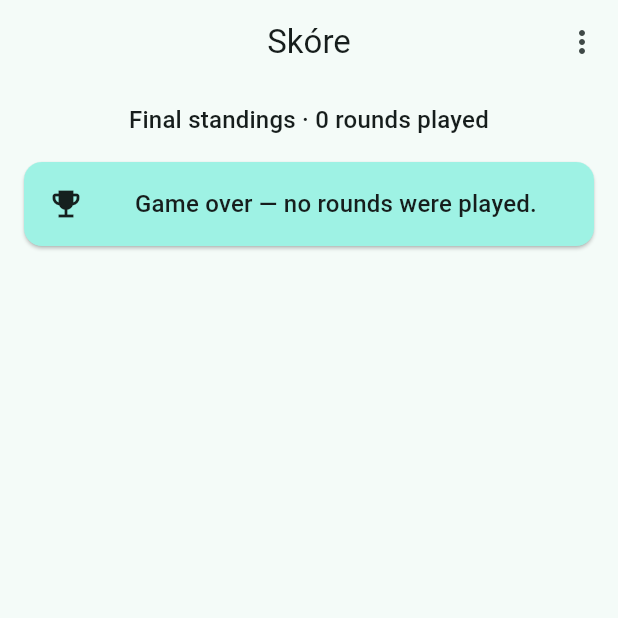
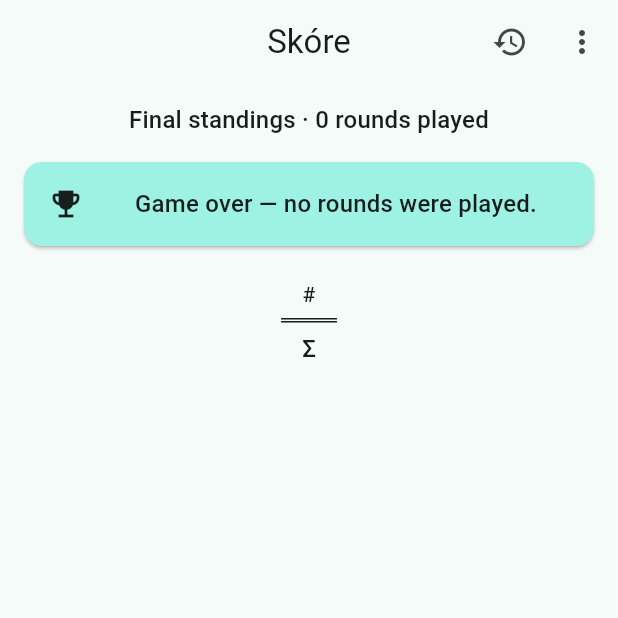
Before and after one commit to gauron99/skore, a Flutter app: the ScoreboardScreen screen opened directly with empty values, on a phone screen of 412 x 824 dp, the top half of it. Run offline on Flutter 3.47's test engine with Material 3 defaults, Android fonts, the phone set to English and light mode, and no system bars; our stand-ins replace shared_preferences; accounts and stored records are empty.

Commit message:
Game history with archive, delete, and paper-style final sheet
- AppData: current game + archived history, one skore.data blob;
  legacy skore.game blobs migrate on load and are cleaned on save
- 'New game' archives the finished (or abandoned -> marked ended)
  game instead of discarding it; Game gains startedAt for the list
- Past games screen (history icon on setup + scoreboard): newest
  first with date/rounds/totals/winner, tap for full standings,
  per-game delete, and 'Delete all data' (wipes history + current)
- Final standings: paper-style score sheet — every round in play
  order, a double rule, then the bold sums (Σ row)
- Tests: 31 total (AppData/GameStore unit tests incl. migration,
  archive+history+delete-all widget flow, paper-sheet assertions)

Co-Authored-By: Claude Fable 5 <noreply@anthropic.com>

```diff
--- a/lib/data/game.dart
+++ b/lib/data/game.dart
@@ -9,7 +9,9 @@ class Game {
     this.targetRounds,
     this.lowestWins = false,
     this.endedManually = false,
-  }) : rounds = rounds ?? [];
+    DateTime? startedAt,
+  })  : rounds = rounds ?? [],
+        startedAt = startedAt ?? DateTime.now();
 
   /// Player names in seating order. Fixed for the lifetime of a game.
   final List<String> players;
@@ -25,6 +27,9 @@ class Game {
 
   /// Set when an open-ended game is ended with the "End game" action.
   bool endedManually;
+
+  /// When the game was created; shown in the past-games list.
+  final DateTime startedAt;
 
   bool get isOver =>
       endedManually || (targetRounds != null && rounds.length >= targetRounds!);
@@ -94,6 +99,7 @@ class Game {
         'targetRounds': targetRounds,
         'lowestWins': lowestWins,
         'endedManually': endedManually,
+        'startedAt': startedAt.toIso8601String(),
       };
 
   factory Game.fromJson(Map<String, dynamic> json) => Game(
@@ -106,5 +112,9 @@ class Game {
         // Missing in blobs saved before the option existed -> highest wins.
         lowestWins: json['lowestWins'] as bool? ?? false,
         endedManually: json['endedManually'] as bool? ?? false,
+        // Blobs from before the field existed fall back to "now".
+        startedAt: json['startedAt'] == null
+            ? null
+            : DateTime.parse(json['startedAt'] as String),
       );
 }
--- a/lib/screens/scoreboard_screen.dart
+++ b/lib/screens/scoreboard_screen.dart
@@ -1,7 +1,6 @@
 import 'package:flutter/material.dart';
 
 import '../data/game.dart';
-import '../data/game_store.dart';
 import '../widgets/round_entry_dialog.dart';
 
 enum _MenuAction { undo, endGame, newGame }
@@ -14,10 +13,16 @@ class ScoreboardScreen extends StatefulWidget {
     super.key,
     required this.game,
     required this.onNewGame,
+    required this.onShowHistory,
+    required this.onPersist,
   });
 
   final Game game;
   final VoidCallback onNewGame;
+  final VoidCallback onShowHistory;
+
+  /// Called after every mutation of [game] so the owner can save it.
+  final Future<void> Function() onPersist;
 
   @override
   State<ScoreboardScreen> createState() => _ScoreboardScreenState();
@@ -36,23 +41,24 @@ class _ScoreboardScreenState extends State<ScoreboardScreen> {
     );
     if (scores == null) return;
     setState(() => game.addRound(scores));
-    await GameStore.save(game);
+    await widget.onPersist();
   }
 
   Future<void> _undoLastRound() async {
     setState(() => game.undoLastRound());
-    await GameStore.save(game);
+    await widget.onPersist();
   }
 
   Future<void> _endGame() async {
     final confirmed = await _confirm('End this game and show final standings?');
     if (!confirmed) return;
     setState(() => game.endedManually = true);
-    await GameStore.save(game);
+    await widget.onPersist();
   }
 
   Future<void> _newGame() async {
-    final confirmed = await _confirm('Discard this game and start a new one?');
+    final confirmed =
+        await _confirm('Archive this game and start a new one?');
     if (!confirmed) return;
     widget.onNewGame();
   }
@@ -97,6 +103,11 @@ class _ScoreboardScreenState extends State<ScoreboardScreen> {
         title: const Text('Skóre'),
         centerTitle: true,
         actions: [
+          IconButton(
+            icon: const Icon(Icons.history),
+            tooltip: 'Past games',
+            onPressed: widget.onShowHistory,
+          ),
           PopupMenuButton<_MenuAction>(
             onSelected: (action) {
               switch (action) {
@@ -251,7 +262,6 @@ class _ScoreboardScreenState extends State<ScoreboardScreen> {
 
   Widget _finalStandings(BuildContext context) {
     final totals = game.totals;
-    final standings = game.standings;
     final winners = game.leaders;
     final winnerNames = winners.map((i) => game.players[i]).join(' & ');
     final String headline;
@@ -291,27 +301,14 @@ class _ScoreboardScreenState extends State<ScoreboardScreen> {
           ),
         ),
         Expanded(
-          child: ListView.builder(
-            itemCount: standings.length,
-            itemBuilder: (context, position) {
-              final playerIndex = standings[position];
-              final isWinner = winners.contains(playerIndex);
-              return ListTile(
-                leading: CircleAvatar(child: Text('${position + 1}')),
-                title: Text(game.players[playerIndex]),
-                trailing: Row(
-                  mainAxisSize: MainAxisSize.min,
-                  children: [
-                    if (isWinner) ...[
-                      const Icon(Icons.emoji_events, size: 18),
-                      const SizedBox(width: 6),
-                    ],
-                    Text('${totals[playerIndex]}',
-                        style: Theme.of(context).textTheme.titleLarge),
-                  ],
-                ),
-              );
-            },
+          child: SingleChildScrollView(
+            child: Center(
+              child: SingleChildScrollView(
+                scrollDirection: Axis.horizontal,
+                padding: const EdgeInsets.symmetric(horizontal: 16),
+                child: _paperSheet(context),
+              ),
+            ),
           ),
         ),
         SafeArea(
@@ -327,4 +324,75 @@ class _ScoreboardScreenState extends State<ScoreboardScreen> {
       ],
     );
   }
+
+  /// The finished score sheet, paper style: every round in play order, a
+  /// double rule, then the final sums.
+  Widget _paperSheet(BuildContext context) {
+    final theme = Theme.of(context);
+    final totals = game.totals;
+    final winners = game.leaders.toSet();
+
+    Widget cell(Widget child) => Padding(
+          padding: const EdgeInsets.symmetric(horizontal: 14, vertical: 6),
+          child: Center(child: child),
+        );
+
+    return Table(
+      defaultColumnWidth: const IntrinsicColumnWidth(),
+      defaultVerticalAlignment: TableCellVerticalAlignment.middle,
+      border: TableBorder(
+        verticalInside: BorderSide(color: theme.colorScheme.outlineVariant),
+      ),
+      children: [
+        TableRow(
+          children: [
+            cell(Text('#', style: theme.textTheme.labelLarge)),
+            for (var i = 0; i < game.players.length; i++)
+              cell(Row(
+                mainAxisSize: MainAxisSize.min,
+                children: [
+                  if (winners.contains(i)) ...[
+                    const Icon(Icons.emoji_events, size: 16),
+                    const SizedBox(width: 4),
+                  ],
+                  Text(game.players[i], style: theme.textTheme.labelLarge),
+                ],
+              )),
+          ],
+        ),
+        for (var r = 0; r < game.rounds.length; r++)
+          TableRow(
+            children: [
+              cell(Text('R${r + 1}')),
+              for (final score in game.rounds[r]) cell(Text('$score')),
+            ],
+          ),
+        // The double line under the last round, like on a paper score sheet:
+        // a short row whose top and bottom borders form the two strokes.
+        TableRow(
+          decoration: BoxDecoration(
+            border: Border(
+              top: BorderSide(color: theme.colorScheme.onSurface),
+              bottom: BorderSide(color: theme.colorScheme.onSurface),
+            ),
+          ),
+          children: [
+            for (var i = 0; i <= game.players.length; i++)
+              const SizedBox(height: 3),
+          ],
+        ),
+        TableRow(
+          children: [
+            cell(Text('Σ', style: theme.textTheme.titleMedium)),
+            for (var i = 0; i < game.players.length; i++)
+              cell(Text(
+                '${totals[i]}',
+                style: theme.textTheme.titleMedium
+                    ?.copyWith(fontWeight: FontWeight.bold),
+              )),
+          ],
+        ),
+      ],
+    );
+  }
 }
```
Also changed, not shown: lib/data/app_data.dart (added, +39 -0 lines), lib/data/game_store.dart (+34 -14 lines), lib/main.dart (+53 -21 lines), lib/screens/history_screen.dart (added, +151 -0 lines), lib/screens/setup_screen.dart (+17 -2 lines), 4 other files.
